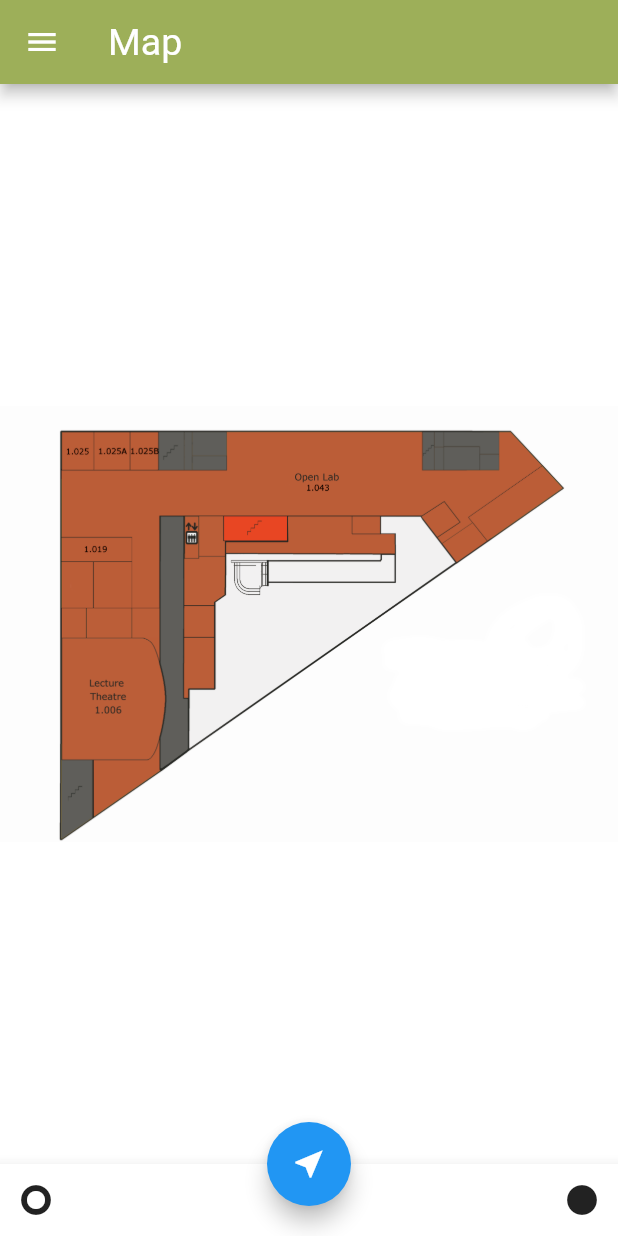
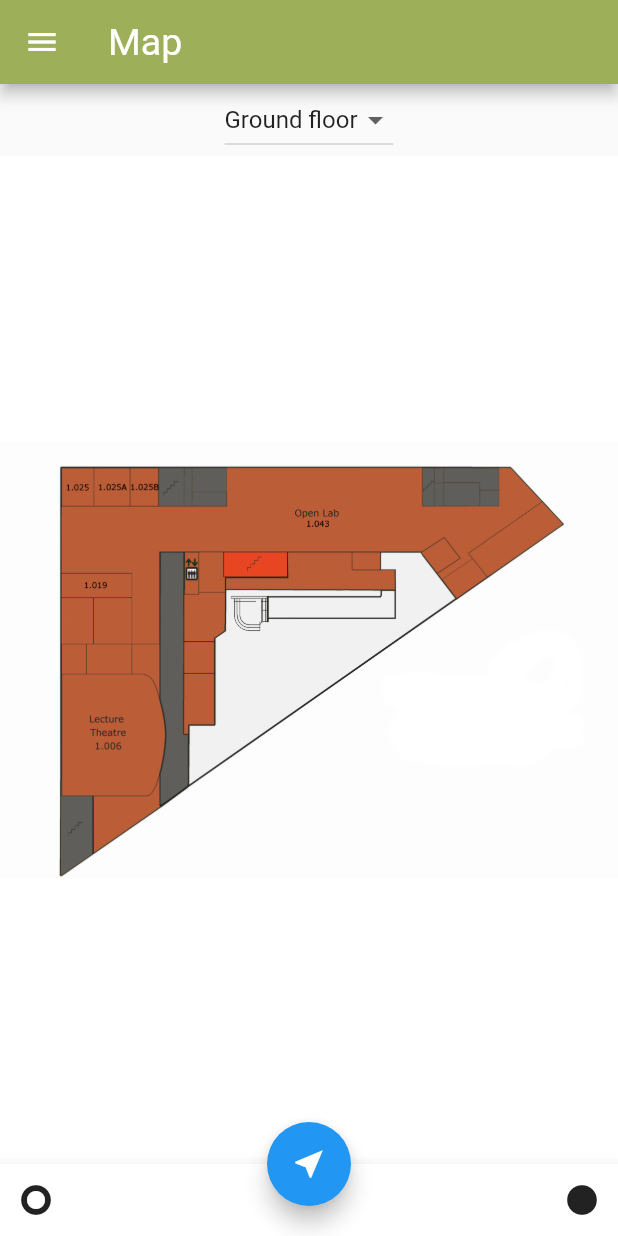
Before and after one commit to alwian/USB-Tour-App, a Flutter app: the screen it shows after launch, on a phone screen of 412 x 824 dp. Run offline on Flutter 3.47's test engine with Material 2 defaults, Android fonts, the phone set to English and light mode, and no system bars; drawn by our look-alikes of photo_view.

Commit message:
Added dropdown to select floor

```diff
--- a/lib/fragments/building_map_fragment.dart
+++ b/lib/fragments/building_map_fragment.dart
@@ -11,13 +11,15 @@ class BuildingMapFragment extends StatefulWidget {
 }
 
 class _BuildingMapState extends State<BuildingMapFragment> {
-
   String floor0 = 'assets/images/floor0_temp.png';
   String floor1 = 'assets/images/floor1.png';
   String floor2 = 'assets/images/floor2.png';
   String floor3 = 'assets/images/floor3.png';
   String floor4 = 'assets/images/floor4.png';
   String selectedFloor;
+  String dropdownValue;
+  Map<String, String> dropdownSelection = new HashMap<String, String>();
+
   int i = 1;
   final Node a = new Node('a');
   final Node g = new Node('g');
@@ -38,6 +40,12 @@ class _BuildingMapState extends State<BuildingMapFragment> {
     floorNodes.add(a);
     floorNodes.add(g);
     selectedFloor = floor0;
+    dropdownValue = 'Ground floor';
+    dropdownSelection['Ground floor'] = floor0;
+    dropdownSelection['Floor 1'] = floor1;
+    dropdownSelection['Floor 2'] = floor2;
+    dropdownSelection['Floor 3'] = floor3;
+    dropdownSelection['Floor 4'] = floor4;
     /*_source = a;
     _target = g;
     path = _Route(_source, _target).generateRoute();*/
@@ -90,7 +98,31 @@ class _BuildingMapState extends State<BuildingMapFragment> {
     } else {
       if (path.isNotEmpty) {
         return Scaffold(
-          body: Container(
+          body: Column(children: <Widget>[
+            DropdownButton<String>(
+              value: dropdownValue,
+              onChanged: (String newValue) {
+                setState(() {
+                  dropdownValue = newValue;
+                  selectedFloor = dropdownSelection[newValue];
+                  path = new Queue();
+                });
+              },
+              items: <String>[
+                'Ground floor',
+                'Floor 1',
+                'Floor 2',
+                'Floor 3',
+                'Floor 4'
+              ].map<DropdownMenuItem<String>>((String value) {
+                return DropdownMenuItem<String>(
+                  value: value,
+                  child: Text(value),
+                );
+              }).toList(),
+            ),
+            Expanded(
+              child: Container(
                 color: Colors.white,
                 child: PhotoView.customChild(
                   child: new CustomPaint(
@@ -104,6 +136,8 @@ class _BuildingMapState extends State<BuildingMapFragment> {
                   ),
                 ),
               ),
+            )
+          ]),
           bottomNavigationBar: BottomAppBar(
               child: new Row(
             mainAxisSize: MainAxisSize.max,
@@ -150,7 +184,30 @@ class _BuildingMapState extends State<BuildingMapFragment> {
         );
       } else {
         return Scaffold(
-          body: Container(
+          body: Column(children: <Widget>[
+            DropdownButton<String>(
+              value: dropdownValue,
+              onChanged: (String newValue) {
+                setState(() {
+                  dropdownValue = newValue;
+                  selectedFloor = dropdownSelection[newValue];
+                });
+              },
+              items: <String>[
+                'Ground floor',
+                'Floor 1',
+                'Floor 2',
+                'Floor 3',
+                'Floor 4'
+              ].map<DropdownMenuItem<String>>((String value) {
+                return DropdownMenuItem<String>(
+                  value: value,
+                  child: Text(value),
+                );
+              }).toList(),
+            ),
+            Expanded(
+              child: Container(
                 child: PhotoView(
                   imageProvider: AssetImage(selectedFloor),
                   minScale: PhotoViewComputedScale.contained,
@@ -160,6 +217,8 @@ class _BuildingMapState extends State<BuildingMapFragment> {
                   ),
                 ),
               ),
+            ),
+          ]),
           bottomNavigationBar: BottomAppBar(
               child: new Row(
             mainAxisSize: MainAxisSize.max,
@@ -197,7 +256,8 @@ class _BuildingMapState extends State<BuildingMapFragment> {
               setState(() {
                 if (_source == null || _target == null) {
                   Scaffold.of(context).showSnackBar(new SnackBar(
-                      content: new Text("Both source and target must be selected first"),
+                    content: new Text(
+                        "Both source and target must be selected first"),
                   ));
                 } else {
                   path = _Route(_source, _target).generateRoute();
```
Lines whose indentation alone changed are shown as unchanged.
